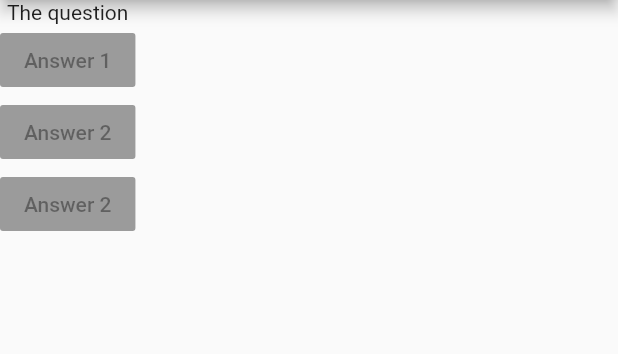
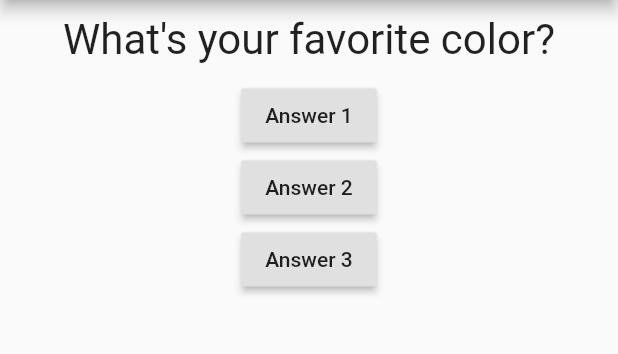
Before and after one commit to naman-gurnaaz/QuizApp, a Flutter app: the screen it shows after launch, on a phone screen of 412 x 824 dp, the part 84-438 px from its top. Run offline on Flutter 3.47's test engine with Material 2 defaults, Android fonts, the phone set to English and light mode, and no system bars.

Commit message:
Custom Widgets and Layouts

```diff
--- a/lib/main.dart
+++ b/lib/main.dart
@@ -1,14 +1,35 @@
 import 'package:flutter/material.dart';
+import './question.dart';
 
 void main() => runApp(MyApp());
 
-class MyApp extends StatelessWidget {
+class MyApp extends StatefulWidget {
+
+  @override
+  State<StatefulWidget> createState() {
+    return _MyAppState();
+  }
+}
+
+class _MyAppState extends State<MyApp> {
+
+  var _questionIndex = 0;
+
+  void _answerQuestion() {
+    setState(() {
+      _questionIndex = _questionIndex + 1;
+    });
+    print(_questionIndex);
+  }
+
   @override
   Widget build(BuildContext context) {
+
     var questions = [
       "What's your favorite color?",
       "What's your favourite animal?"
     ];
+
     return MaterialApp(
       home: Scaffold(
         appBar: AppBar(
@@ -16,18 +37,20 @@ class MyApp extends StatelessWidget {
         ),
         body: Column(
           children: [
-            Text('The question'),
+            Question(
+              questions[_questionIndex],
+            ),
             RaisedButton(
               child: Text('Answer 1'),
-              onPressed: null,
+              onPressed: _answerQuestion,
             ),
             RaisedButton(
               child: Text('Answer 2'),
-              onPressed: null,
+              onPressed: _answerQuestion,
             ),
             RaisedButton(
-              child: Text('Answer 2'),
-              onPressed: null,
+              child: Text('Answer 3'),
+              onPressed: _answerQuestion,
             ),
           ],
         ),
--- /dev/null
+++ b/lib/question.dart
@@ -0,0 +1,22 @@
+import 'package:flutter/material.dart';
+
+class Question extends StatelessWidget {
+  final String questionText;
+
+  Question(this.questionText);
+
+  @override
+  Widget build(BuildContext context) {
+    return Container(
+      width: double.infinity,
+      margin: EdgeInsets.all(10),
+      child: Text(
+        questionText,
+        style: TextStyle(
+          fontSize: 28,
+        ),
+        textAlign: TextAlign.center,
+      ),
+    );
+  }
+}
```
